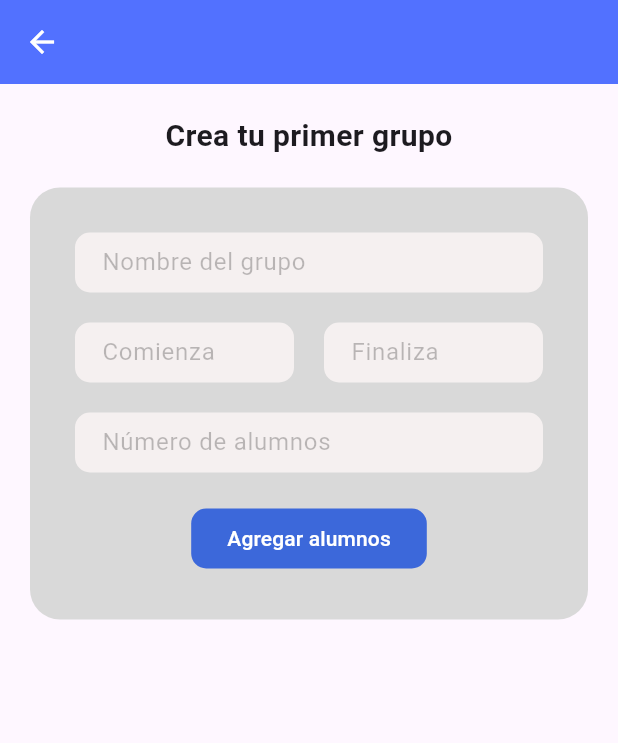
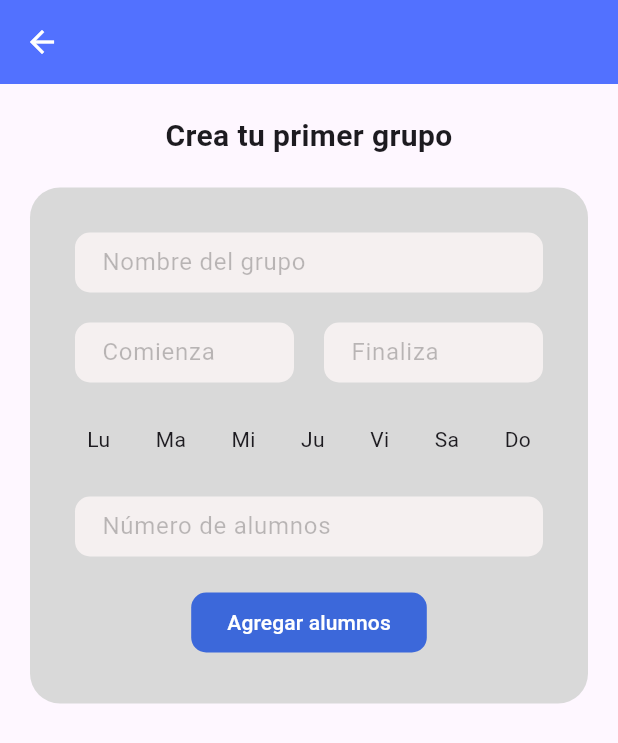
Before and after one commit to thanostv/synclass-app, a Flutter app: the GroupScreen screen opened by its route, on a phone screen of 412 x 824 dp. Shown: the top 743 px of the screen. Run offline on Flutter 3.47's test engine with Material 3 defaults, Android fonts, the phone set to English and light mode, and no system bars; our stand-ins replace flutter_secure_storage, persistent_bottom_nav_bar, table_calendar; accounts and stored records are empty.

Commit message:
Seleccionador de días en crea tu primer grupo

```diff
--- a/lib/main.dart
+++ b/lib/main.dart
@@ -18,11 +18,12 @@ class MyApp extends StatelessWidget {
       providers: [
         ChangeNotifierProvider(create: (_) => LoginProvider()),
         ChangeNotifierProvider(create: (_) => RegisterProvider()),
+        ChangeNotifierProvider(create: (_) => GroupProvider()),
       ],
       child: MaterialApp(
         debugShowCheckedModeBanner: false,
         title: 'SynClass App',
-        home: const CheckAuthScreen(),
+        home: const GroupScreen(),
         routes: routes,
         theme: theme
       ),
--- /dev/null
+++ b/lib/providers/group_provider.dart
@@ -0,0 +1,6 @@
+
+import 'package:flutter/material.dart';
+
+class GroupProvider extends ChangeNotifier {
+
+}
--- a/lib/providers/providers.dart
+++ b/lib/providers/providers.dart
@@ -1,2 +1,4 @@
+export 'package:synclass_app/providers/group_provider.dart';
+
 export 'package:synclass_app/providers/login_provider.dart';
 export 'package:synclass_app/providers/register_provider.dart';
--- a/lib/screens/group_screen.dart
+++ b/lib/screens/group_screen.dart
@@ -1,4 +1,5 @@
 import 'package:flutter/material.dart';
+
 import 'package:synclass_app/widgets/widgets.dart';
 
 class GroupScreen extends StatefulWidget {
@@ -14,7 +15,6 @@ class _GroupScreenState extends State<GroupScreen> {
 
   DateTime selectedDate = DateTime.now();
 
-  // TODO: Hacer que no se puede seleccionar fechas antes de la fecha inicial
   Future<String?> _selectDate(BuildContext context) async {
     final DateTime? picked = await showDatePicker(
         context: context,
@@ -30,6 +30,22 @@ class _GroupScreenState extends State<GroupScreen> {
 
     return null;
   }
+
+  bool active = false;
+
+  final days = {
+    1: 'Lu',
+    2: 'Ma',
+    3: 'Mi',
+    4: 'Ju',
+    5: 'Vi',
+    6: 'Sa',
+    7: 'Do',
+  };
+
+  late List<bool> actives = List.generate(days.length + 1, (i) => false);
+
+  final List<int> _selectedDays = [];
 
   @override
   Widget build(BuildContext context) {
@@ -107,6 +123,37 @@ class _GroupScreenState extends State<GroupScreen> {
 
                     const SizedBox(height: 20),
 
+                    Row(
+                      mainAxisAlignment: MainAxisAlignment.spaceBetween,
+                      children: days.map((key, value) => MapEntry(key, GestureDetector(
+                          onTap: () {
+                            setState(() {
+                              actives[key] = !actives[key];
+
+                              if(actives[key]) {
+                                _selectedDays.add(key);
+                              } else {
+                                _selectedDays.remove(key);
+                              }
+                            });
+                          },
+                          child: Container(
+                            padding: const EdgeInsets.all(8),
+                            decoration:  BoxDecoration(
+                              color: actives[key]
+                                ? const Color(0xff585151).withOpacity(.53)
+                                : null,
+                              shape: BoxShape.circle
+                            ),
+                            child: Text(value)
+                          ),
+                        )))
+                        .values
+                        .toList(),
+                    ),
+
+                    const SizedBox(height: 20),
+
                     TextFormField(
                       keyboardType: TextInputType.number,
                       decoration: const InputDecoration(
@@ -135,3 +182,21 @@ class _GroupScreenState extends State<GroupScreen> {
    );
   }
 }
+
+                        // ...days.mapIndexed((index, element) => GestureDetector(
+                        //   onTap: () {
+                        //     setState(() {
+                        //       actives[index] = !actives[index];
+                        //     });
+                        //   },
+                        //   child: Container(
+                        //     padding: const EdgeInsets.all(8),
+                        //     decoration:  BoxDecoration(
+                        //       color: actives[index]
+                        //         ? const Color(0xff585151).withOpacity(.53)
+                        //         : null,
+                        //       shape: BoxShape.circle
+                        //     ),
+                        //     child: Text(element)
+                        //   ),
+                        // ))
```
